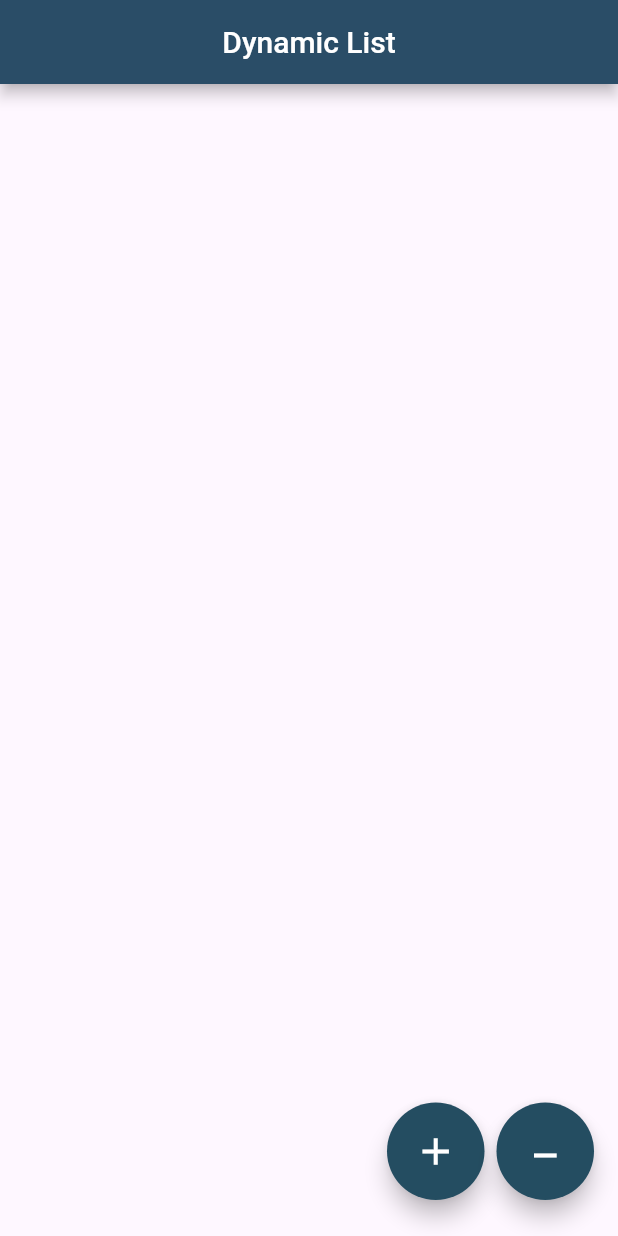
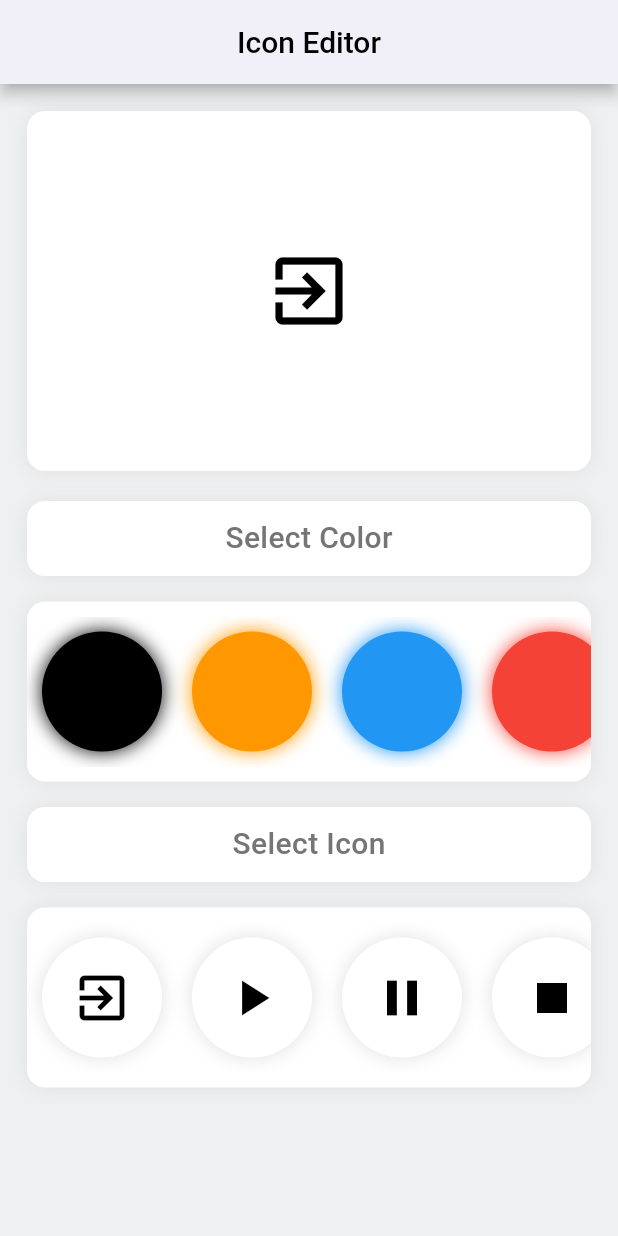
Before and after one commit to Zimil-Patel/e_commerce_tasks, a Flutter app: the screen it shows after launch, on a phone screen of 412 x 824 dp. Run offline on Flutter 3.47's test engine with Material 3 defaults, Android fonts, the phone set to English and light mode, and no system bars.

Commit message:
03-02-2024

```diff
--- /dev/null
+++ b/lib/5.4/IconEditor.dart
@@ -0,0 +1,255 @@
+import 'package:e_commerce_tasks/main.dart';
+import 'package:e_commerce_tasks/util/iconList.dart';
+import 'package:flutter/material.dart';
+
+
+
+
+class IconEditor extends StatefulWidget {
+  const IconEditor({super.key});
+
+  @override
+  State<IconEditor> createState() => _IconEditorState();
+}
+
+List iconColorList = [
+  Colors.black,
+  Colors.orange,
+  Colors.blue,
+  Colors.red,
+  Colors.green,
+  Colors.purple,
+  Colors.grey
+];
+
+Color defaultColor = iconColorList[0];
+
+Icon defaultIcon = displayIconList[0]['icon'];
+double displayIconSize = 60;
+double listIconSize = 40;
+
+
+List listIcon = [
+  {'name': 'Exit', 'icon':  Icon(Icons.exit_to_app, size: listIconSize, color: defaultColor,)},
+  {'name': 'Play', 'icon':  Icon(Icons.play_arrow, size: listIconSize, color: defaultColor)},
+  {'name': 'Pause', 'icon':  Icon(Icons.pause, size: listIconSize, color: defaultColor)},
+  {'name': 'Stop', 'icon':  Icon(Icons.stop, size: listIconSize, color: defaultColor)},
+  {'name': 'Close', 'icon':  Icon(Icons.close, size: listIconSize, color: defaultColor)},
+  {'name': 'Delete', 'icon':  Icon(Icons.delete, size: listIconSize, color: defaultColor)},
+  {'name': 'Email', 'icon':  Icon(Icons.email, size: listIconSize, color: defaultColor)},
+  {'name': 'Book', 'icon':  Icon(Icons.book, size: listIconSize, color: defaultColor)},
+  {'name': 'Star', 'icon':  Icon(Icons.star, size: listIconSize, color: defaultColor)},
+];
+
+List displayIconList = [
+  {'name': 'Exit', 'icon':  Icon(Icons.exit_to_app, size: displayIconSize, color: defaultColor,)},
+  {'name': 'Play', 'icon':  Icon(Icons.play_arrow, size: displayIconSize, color: defaultColor)},
+  {'name': 'Pause', 'icon':  Icon(Icons.pause, size: displayIconSize, color: defaultColor)},
+  {'name': 'Stop', 'icon':  Icon(Icons.stop, size: displayIconSize, color: defaultColor)},
+  {'name': 'Close', 'icon':  Icon(Icons.close, size: displayIconSize, color: defaultColor)},
+  {'name': 'Delete', 'icon':  Icon(Icons.delete, size: displayIconSize, color: defaultColor)},
+  {'name': 'Email', 'icon':  Icon(Icons.email, size: displayIconSize, color: defaultColor)},
+  {'name': 'Book', 'icon':  Icon(Icons.book, size: displayIconSize, color: defaultColor)},
+  {'name': 'Star', 'icon':  Icon(Icons.star, size: displayIconSize, color: defaultColor)},
+];
+
+class _IconEditorState extends State<IconEditor> {
+
+
+  @override
+  Widget build(BuildContext context) {
+
+
+
+    return MaterialApp(
+      debugShowCheckedModeBanner: false,
+
+      home: Scaffold(
+        backgroundColor: const Color(0xffeef0f2),
+
+        appBar: addAppBar(title: 'Icon Editor', textColor: Colors.black, bgColor: Colors.white, centerTitle: true),
+
+        body: SingleChildScrollView(
+          child: Column(
+            children: [
+              displayIcon(icon: defaultIcon, iconColor: defaultColor),
+              addTitle('Select Color'),
+              addRow(currentList: iconColorList, forRow: "Color"),
+              addTitle('Select Icon'),
+              addRow(currentList: listIcon, forRow: "Icon"),
+            ],
+          ),
+        ),
+      ),
+    );
+  }
+
+
+  //main icon dsiplay
+  Widget displayIcon({required Icon icon, required Color iconColor}){
+    return Container(
+      height: 240,
+      width: double.infinity,
+      alignment: Alignment.center,
+      margin: const EdgeInsets.all(18),
+      decoration: BoxDecoration(
+        borderRadius: BorderRadius.circular(12),
+        color: Colors.white,
+        boxShadow: [
+          BoxShadow(
+            blurRadius: 10,
+            spreadRadius: 0,
+            color: Colors.grey.shade300,
+          )
+        ]
+      ),
+      child: icon
+    );
+  }
+
+  //title container
+  Widget addTitle(String titleName){
+
+    return Container(
+        height: 50,
+        width: double.infinity,
+        alignment: Alignment.center,
+        margin: const EdgeInsets.only(top: 2, left: 18, right: 18, bottom: 15),
+        decoration: BoxDecoration(
+            borderRadius: BorderRadius.circular(12),
+            color: Colors.white,
+            boxShadow: [
+              BoxShadow(
+                blurRadius: 10,
+                spreadRadius: 0,
+                color: Colors.grey.shade300,
+              )
+            ]
+        ),
+        child: Text(titleName, style: TextStyle(fontSize: 20, color: Colors.grey.shade600, fontWeight: FontWeight.w500),)
+    );
+
+  }
+
+  //color row
+  Widget addRow({required List currentList, required String forRow}){
+
+    return Container(
+        height: 120,
+        width: double.infinity,
+        alignment: Alignment.center,
+        margin: const EdgeInsets.only(top: 2, left: 18, right: 18, bottom: 15),
+        decoration: BoxDecoration(
+            borderRadius: BorderRadius.circular(12),
+            color: Colors.white,
+            boxShadow: [
+              BoxShadow(
+                blurRadius: 10,
+                spreadRadius: 0,
+                color: Colors.grey.shade300,
+              )
+            ]
+        ),
+        child: SingleChildScrollView(
+          scrollDirection: Axis.horizontal,
+          child: Row(
+            children: [
+              if(forRow == "Color")
+                ...List.generate(currentList.length, (index) => addColorBtn(currentColor: currentList[index]))
+              else
+                ...List.generate(currentList.length, (index) => addIconBtn(currentIcon: currentList[index]['icon'], index: index))
+            ],
+          ),
+        )
+    );
+
+  }
+
+  Widget addColorBtn({required Color currentColor}){
+    return Padding(
+      padding: const EdgeInsets.all(10.0),
+      child: InkWell(
+        onTap: (){
+          setState(() {
+            defaultColor = currentColor;
+            displayIconList.clear();
+
+              displayIconList.add({'name': 'Exit', 'icon':  Icon(Icons.exit_to_app, size: displayIconSize, color: defaultColor,)});
+              displayIconList.add({'name': 'Play', 'icon':  Icon(Icons.play_arrow, size: displayIconSize, color: defaultColor)});
+              displayIconList.add({'name': 'Pause', 'icon':  Icon(Icons.pause, size: displayIconSize, color: defaultColor)});
+              displayIconList.add({'name': 'Stop', 'icon':  Icon(Icons.stop, size: displayIconSize, color: defaultColor)});
+              displayIconList.add({'name': 'Close', 'icon':  Icon(Icons.close, size: displayIconSize, color: defaultColor)});
+              displayIconList.add({'name': 'Delete', 'icon':  Icon(Icons.delete, size: displayIconSize, color: defaultColor)});
+              displayIconList.add({'name': 'Email', 'icon':  Icon(Icons.email, size: displayIconSize, color: defaultColor)});
+              displayIconList.add({'name': 'Book', 'icon':  Icon(Icons.book, size: displayIconSize, color: defaultColor)});
+              displayIconList.add({'name': 'Star', 'icon':  Icon(Icons.star, size: displayIconSize, color: defaultColor)});
+
+            listIcon.clear();
+            listIcon.add({'name': 'Exit', 'icon':  Icon(Icons.exit_to_app, size: displayIconSize, color: defaultColor,)});
+            listIcon.add({'name': 'Play', 'icon':  Icon(Icons.play_arrow, size: displayIconSize, color: defaultColor)});
+            listIcon.add({'name': 'Pause', 'icon':  Icon(Icons.pause, size: displayIconSize, color: defaultColor)});
+            listIcon.add({'name': 'Stop', 'icon':  Icon(Icons.stop, size: displayIconSize, color: defaultColor)});
+            listIcon.add({'name': 'Close', 'icon':  Icon(Icons.close, size: displayIconSize, color: defaultColor)});
+            listIcon.add({'name': 'Delete', 'icon':  Icon(Icons.delete, size: displayIconSize, color: defaultColor)});
+            listIcon.add({'name': 'Email', 'icon':  Icon(Icons.email, size: displayIconSize, color: defaultColor)});
+            listIcon.add({'name': 'Book', 'icon':  Icon(Icons.book, size: displayIconSize, color: defaultColor)});
+            listIcon.add({'name': 'Star', 'icon':  Icon(Icons.star, size: displayIconSize, color: defaultColor)});
+            print(defaultColor);
+
+          });
+        },
+        borderRadius: BorderRadius.circular(100),
+        child: Ink(
+          height: 80,
+          width: 80,
+          child: Container(
+            decoration: BoxDecoration(
+              color: currentColor,
+              shape: BoxShape.circle,
+                boxShadow: [
+                  BoxShadow(
+                    blurRadius: 10,
+                    spreadRadius: 0,
+                    color: currentColor,
+                  )
+                ]
+            ),
+          ),
+        ),
+      ),
+    );
+  }
+
+  Widget addIconBtn({required Icon currentIcon, required int index}){
+    return Padding(
+      padding: const EdgeInsets.all(10.0),
+      child: InkWell(
+        onTap: (){
+          setState(() {
+            defaultIcon = displayIconList[index]['icon'];
+          });
+        },
+        borderRadius: BorderRadius.circular(100),
+        child: Ink(
+          height: 80,
+          width: 80,
+          child: Container(
+            decoration: BoxDecoration(
+                shape: BoxShape.circle,
+                color: Colors.white,
+                boxShadow: [
+                  BoxShadow(
+                    blurRadius: 10,
+                    spreadRadius: 0,
+                    color: Colors.grey.shade300,
+                  )
+                ]
+            ),
+
+            child: currentIcon,
+          ),
+        ),
+      ),
+    );
+  }
+}
--- a/lib/main.dart
+++ b/lib/main.dart
@@ -1,12 +1,11 @@
-import 'package:e_commerce_tasks/5.4/DynamicList.dart';
-
+import 'package:e_commerce_tasks/5.4/IconEditor.dart';
 import 'package:flutter/material.dart';
 
 void main() {
   // SystemChrome.setSystemUIOverlayStyle(const SystemUiOverlayStyle(
   //   statusBarColor: Colors.red,
   // ));
-  runApp(const DynamicList());
+  runApp(const IconEditor());
 }
 
 AppBar addAppBar(
```
Also changed, not shown: lib/util/iconList.dart (line endings or trailing spaces), snaps/5.4/IconEditor.png (added).
